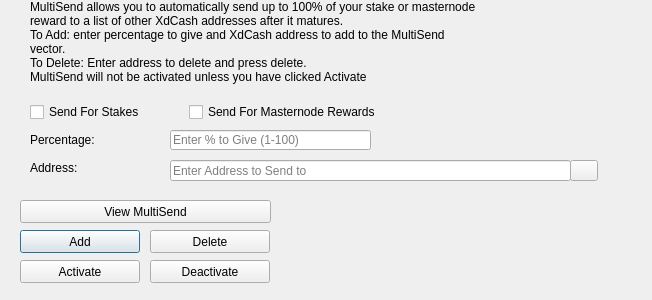
This is src/qt/forms/multisenddialog.ui in xdccash/xdcash-core as Qt 5 draws it before an edit. The edited form follows.
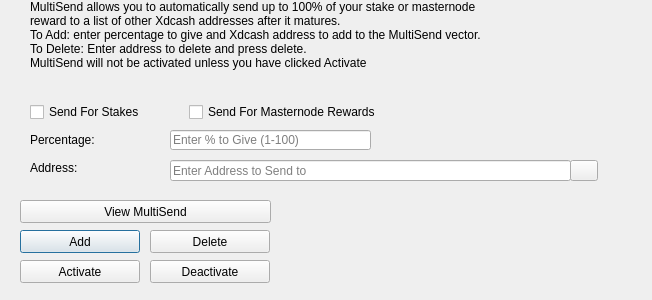
This is the edited form. Icons and pictures are not drawn.

```diff
--- a/src/qt/forms/multisenddialog.ui
+++ b/src/qt/forms/multisenddialog.ui
@@ -61,8 +61,8 @@
     <number>1</number>
    </property>
    <property name="text">
-    <string>MultiSend allows you to automatically send up to 100% of your stake or masternode reward to a list of other XdCash addresses after it matures.
-To Add: enter percentage to give and XdCash address to add to the MultiSend vector.
+    <string>MultiSend allows you to automatically send up to 100% of your stake or masternode reward to a list of other Xdcash addresses after it matures.
+To Add: enter percentage to give and Xdcash address to add to the MultiSend vector.
 To Delete: Enter address to delete and press delete.
 MultiSend will not be activated unless you have clicked Activate</string>
    </property>
```
